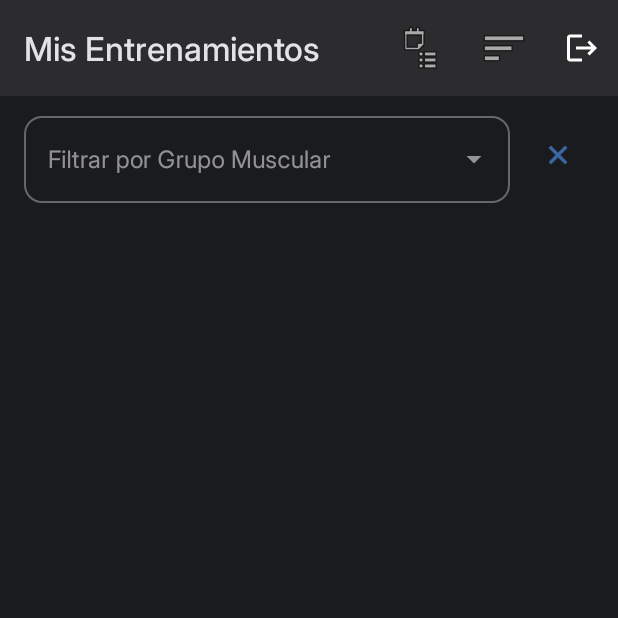
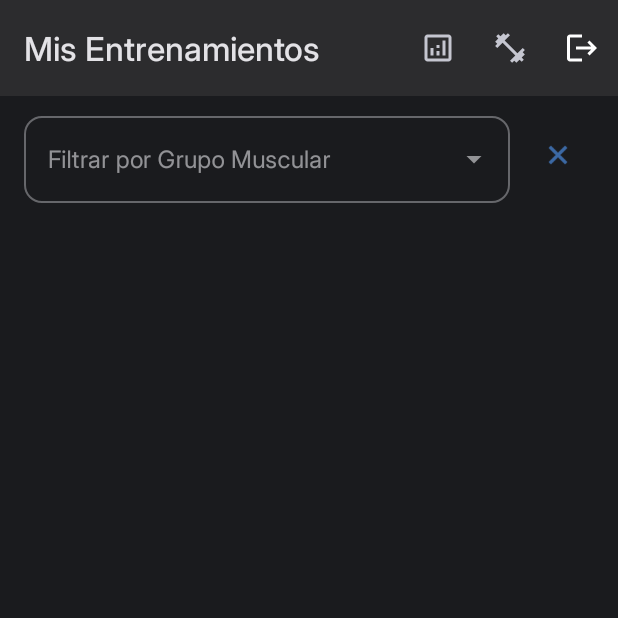
Before and after one commit to manuelduenascortes/GymTrackerViews, an Android app: the WorkoutListFragment screen opened through its navigation route, on a phone screen of 412 x 824 dp, the top half of it. Run offline under Robolectric (Android 15) with nearby library versions, the phone set to English and light mode, and no system bars; our stand-ins replace Firebase (no records; nobody signed in at launch, a user with empty details on screens opened directly), navigation-ui.

Commit message:
simbolos biblioteca y estadisticas

```diff
--- /dev/null
+++ b/app/src/main/res/drawable/analytics_24px.xml
@@ -0,0 +1,10 @@
+<vector xmlns:android="http://schemas.android.com/apk/res/android"
+    android:width="24dp"
+    android:height="24dp"
+    android:viewportWidth="960"
+    android:viewportHeight="960"
+    android:tint="?attr/colorControlNormal">
+  <path
+      android:fillColor="@android:color/white"
+      android:pathData="M280,680L360,680L360,480L280,480L280,680ZM600,680L680,680L680,280L600,280L600,680ZM440,680L520,680L520,560L440,560L440,680ZM440,480L520,480L520,400L440,400L440,480ZM200,840Q167,840 143.5,816.5Q120,793 120,760L120,200Q120,167 143.5,143.5Q167,120 200,120L760,120Q793,120 816.5,143.5Q840,167 840,200L840,760Q840,793 816.5,816.5Q793,840 760,840L200,840ZM200,760L760,760Q760,760 760,760Q760,760 760,760L760,200Q760,200 760,200Q760,200 760,200L200,200Q200,200 200,200Q200,200 200,200L200,760Q200,760 200,760Q200,760 200,760ZM200,200L200,200Q200,200 200,200Q200,200 200,200L200,760Q200,760 200,760Q200,760 200,760L200,760Q200,760 200,760Q200,760 200,760L200,200Q200,200 200,200Q200,200 200,200Z"/>
+</vector>
--- /dev/null
+++ b/app/src/main/res/drawable/fitness_center_24px.xml
@@ -0,0 +1,10 @@
+<vector xmlns:android="http://schemas.android.com/apk/res/android"
+    android:width="24dp"
+    android:height="24dp"
+    android:viewportWidth="960"
+    android:viewportHeight="960"
+    android:tint="?attr/colorControlNormal">
+  <path
+      android:fillColor="@android:color/white"
+      android:pathData="M536,876L480,820L622,678L282,338L140,480L84,424L140,366L84,310L168,226L112,168L168,112L226,168L310,84L366,140L424,84L480,140L338,282L678,622L820,480L876,536L820,594L876,650L792,734L848,792L792,848L734,792L650,876L594,820L536,876Z"/>
+</vector>
--- a/app/src/main/res/menu/workout_list_menu.xml
+++ b/app/src/main/res/menu/workout_list_menu.xml
@@ -3,18 +3,18 @@
     xmlns:app="http://schemas.android.com/apk/res-auto">
 
     <item
-        android:id="@+id/action_exercise_library" android:title="Biblioteca de Ejercicios"
-        android:icon="@android:drawable/ic_menu_agenda" app:showAsAction="ifRoom" />
-
-    <item
         android:id="@+id/action_statistics"
         android:title="Estadísticas"
-        android:icon="@android:drawable/ic_menu_sort_by_size"
+        android:icon="@drawable/analytics_24px"
         app:showAsAction="ifRoom" />
 
     <item
-        android:id="@+id/action_logout"
-        android:title="Cerrar Sesión"
-        android:icon="@drawable/ic_logout"
-        app:showAsAction="ifRoom" />
+        android:id="@+id/action_exercise_library"
+        android:title="Biblioteca de Ejercicios"
+        android:icon="@drawable/fitness_center_24px"
+        app:showAsAction="ifRoom" /> <item
+    android:id="@+id/action_logout"
+    android:title="Cerrar Sesión"
+    android:icon="@drawable/ic_logout"
+    app:showAsAction="ifRoom" />
 </menu>
```
